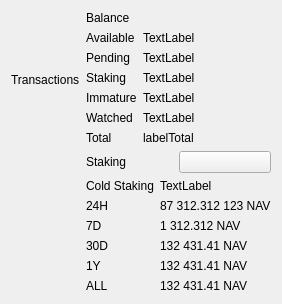
This is src/qt/forms/overviewpage.ui in navcoin/navcoin-core as Qt 5 draws it before an edit. The edited form follows.
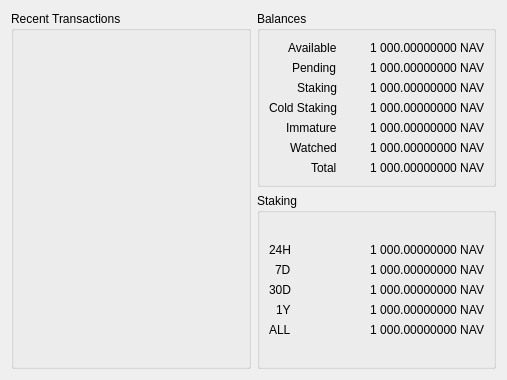
This is the edited form. Custom widgets are drawn as their Qt base class.

Commit message: Overview page layout changes

```diff
--- a/src/qt/forms/overviewpage.ui
+++ b/src/qt/forms/overviewpage.ui
@@ -2,83 +2,67 @@
 <ui version="4.0">
  <class>OverviewPage</class>
  <widget class="QWidget" name="OverviewPage">
+  <property name="geometry">
+   <rect>
+    <x>0</x>
+    <y>0</y>
+    <width>507</width>
+    <height>380</height>
+   </rect>
+  </property>
   <property name="windowTitle">
    <string>Form</string>
   </property>
-  <layout class="QHBoxLayout" name="">
-   <property name="alignment">
-    <set>Qt::AlignCenter|Qt::AlignTop</set>
-   </property>
+  <layout class="QHBoxLayout">
    <property name="sizeConstraint">
     <enum>QLayout::SetMinimumSize</enum>
    </property>
    <item>
+    <widget class="QGroupBox" name="transactionsGroup">
+     <property name="title">
+      <string>Recent Transactions</string>
+     </property>
     <layout class="QVBoxLayout" name="transactionsLayout">
      <item>
-      <widget class="QLabel" name="transactionsTitle">
-       <property name="text">
-        <string>Transactions</string>
-       </property>
-      </widget>
-     </item>
-     <item>
-      <widget class="ListView" name="listTransactions" native="true">
-      </widget>
-     </item>
-    </layout>
+       <widget class="ListView" name="listTransactions" native="true"/>
+      </item>
+     </layout>
+    </widget>
    </item>
    <item>
-    <layout class="QVBoxLayout" name="verticalLayout_2">
-     <property name="alignment">
-      <set>Qt::AlignCenter|Qt::AlignTop</set>
-     </property>
+    <layout class="QVBoxLayout" name="balancesStakesLayout">
      <property name="sizeConstraint">
       <enum>QLayout::SetNoConstraint</enum>
      </property>
      <item>
-      <layout class="QHBoxLayout" name="horizontalLayout_3">
-       <property name="spacing">
-        <number>0</number>
+      <widget class="QGroupBox" name="balancesGroup">
+       <property name="title">
+        <string>Balances</string>
        </property>
-       <item>
-        <widget class="QLabel" name="label_4">
-         <property name="text">
-          <string>Balance</string>
-         </property>
-        </widget>
-       </item>
-      </layout>
-     </item>
-     <item>
-      <layout class="QHBoxLayout" name="horizontalLayout_4">
-       <item>
         <layout class="QFormLayout" name="formLayout">
          <property name="sizeConstraint">
           <enum>QLayout::SetNoConstraint</enum>
          </property>
          <property name="labelAlignment">
-          <set>Qt::AlignLeft|Qt::AlignVCenter</set>
-         </property>
-         <property name="verticalSpacing">
-          <number>6</number>
+         <set>Qt::AlignRight|Qt::AlignTrailing|Qt::AlignVCenter</set>
+        </property>
+        <property name="formAlignment">
+         <set>Qt::AlignRight|Qt::AlignTrailing|Qt::AlignVCenter</set>
          </property>
          <item row="0" column="0">
           <widget class="QLabel" name="label_5">
            <property name="text">
             <string>Available</string>
            </property>
-           <property name="alignment">
-            <set>Qt::AlignLeft|Qt::AlignVCenter</set>
-           </property>
           </widget>
          </item>
          <item row="0" column="1">
           <widget class="QLabel" name="labelBalance">
            <property name="text">
-            <string>TextLabel</string>
+           <string>1 000.00000000 NAV</string>
            </property>
            <property name="alignment">
-            <set>Qt::AlignLeft|Qt::AlignVCenter</set>
+           <set>Qt::AlignRight|Qt::AlignTrailing|Qt::AlignVCenter</set>
            </property>
           </widget>
          </item>
@@ -87,253 +71,205 @@
            <property name="text">
             <string>Pending</string>
            </property>
-           <property name="alignment">
-            <set>Qt::AlignLeft|Qt::AlignVCenter</set>
-           </property>
           </widget>
          </item>
          <item row="1" column="1">
           <widget class="QLabel" name="labelUnconfirmed">
            <property name="text">
-            <string>TextLabel</string>
+           <string>1 000.00000000 NAV</string>
            </property>
            <property name="alignment">
-            <set>Qt::AlignLeft|Qt::AlignVCenter</set>
+           <set>Qt::AlignRight|Qt::AlignTrailing|Qt::AlignVCenter</set>
+          </property>
+         </widget>
+        </item>
+        <item row="2" column="0">
+         <widget class="QLabel" name="labelStakingText">
+          <property name="text">
+           <string>Staking</string>
+          </property>
+         </widget>
+        </item>
+        <item row="2" column="1">
+         <widget class="QLabel" name="labelStaking">
+          <property name="text">
+           <string>1 000.00000000 NAV</string>
+          </property>
+          <property name="alignment">
+           <set>Qt::AlignRight|Qt::AlignTrailing|Qt::AlignVCenter</set>
            </property>
           </widget>
          </item>
          <item row="3" column="0">
+         <widget class="QLabel" name="labelColdStakingText">
+          <property name="text">
+           <string>Cold Staking</string>
+          </property>
+         </widget>
+        </item>
+        <item row="3" column="1">
+         <widget class="QLabel" name="labelColdStaking">
+          <property name="text">
+           <string>1 000.00000000 NAV</string>
+          </property>
+          <property name="alignment">
+           <set>Qt::AlignRight|Qt::AlignTrailing|Qt::AlignVCenter</set>
+          </property>
+         </widget>
+        </item>
+        <item row="4" column="0">
           <widget class="QLabel" name="labelImmatureText">
            <property name="text">
             <string>Immature</string>
            </property>
-           <property name="alignment">
-            <set>Qt::AlignLeft|Qt::AlignVCenter</set>
-           </property>
-          </widget>
-         </item>
-         <item row="3" column="1">
+         </widget>
+        </item>
+        <item row="4" column="1">
           <widget class="QLabel" name="labelImmature">
            <property name="text">
-            <string>TextLabel</string>
+           <string>1 000.00000000 NAV</string>
            </property>
            <property name="alignment">
-            <set>Qt::AlignLeft|Qt::AlignVCenter</set>
+           <set>Qt::AlignRight|Qt::AlignTrailing|Qt::AlignVCenter</set>
            </property>
           </widget>
          </item>
-         <item row="4" column="1">
-          <widget class="QLabel" name="labelWatchedBalance">
-           <property name="text">
-            <string>TextLabel</string>
-           </property>
-           <property name="alignment">
-            <set>Qt::AlignLeft|Qt::AlignVCenter</set>
-           </property>
-          </widget>
-         </item>
-         <item row="4" column="0">
+        <item row="5" column="0">
           <widget class="QLabel" name="labelWatchedBalanceText">
            <property name="text">
             <string>Watched</string>
            </property>
-           <property name="alignment">
-            <set>Qt::AlignLeft|Qt::AlignVCenter</set>
-           </property>
-          </widget>
-         </item>
-         <item row="2" column="1">
-          <widget class="QLabel" name="labelStaking">
-           <property name="text">
-            <string>TextLabel</string>
-           </property>
-           <property name="alignment">
-            <set>Qt::AlignLeft|Qt::AlignVCenter</set>
-           </property>
-          </widget>
-         </item>
-         <item row="2" column="0">
-          <widget class="QLabel" name="labelStakingText">
-           <property name="text">
-            <string>Staking</string>
-           </property>
-           <property name="alignment">
-            <set>Qt::AlignLeft|Qt::AlignVCenter</set>
-           </property>
           </widget>
          </item>
          <item row="5" column="1">
-          <widget class="QLabel" name="labelTotal">
+         <widget class="QLabel" name="labelWatchedBalance">
            <property name="text">
-            <string>labelTotal</string>
+           <string>1 000.00000000 NAV</string>
            </property>
            <property name="alignment">
-            <set>Qt::AlignLeft|Qt::AlignVCenter</set>
+           <set>Qt::AlignRight|Qt::AlignTrailing|Qt::AlignVCenter</set>
            </property>
           </widget>
          </item>
-         <item row="5" column="0">
-          <widget class="QLabel" name="label_8">
+        <item row="6" column="0">
+         <widget class="QLabel" name="labelTotalText">
            <property name="text">
             <string>Total</string>
            </property>
-           <property name="alignment">
-            <set>Qt::AlignLeft|Qt::AlignVCenter</set>
-           </property>
-          </widget>
-         </item>
-        </layout>
-       </item>
-      </layout>
-     </item>
-     <item>
-      <layout class="QHBoxLayout" name="horizontalLayout_7">
-       <property name="spacing">
-        <number>0</number>
-       </property>
-       <item>
-        <widget class="QLabel" name="label_11">
+         </widget>
+        </item>
+        <item row="6" column="1">
+         <widget class="QLabel" name="labelTotal">
          <property name="text">
+           <string>1 000.00000000 NAV</string>
+          </property>
+          <property name="alignment">
+           <set>Qt::AlignRight|Qt::AlignTrailing|Qt::AlignVCenter</set>
+          </property>
+         </widget>
+        </item>
+       </layout>
+      </widget>
+     </item>
+     <item>
+      <widget class="QGroupBox" name="stakingGroup">
+       <property name="title">
           <string>Staking</string>
          </property>
-         <property name="alignment">
-          <set>Qt::AlignLeft|Qt::AlignVCenter</set>
-         </property>
-        </widget>
-       </item>
-       <item>
-        <widget class="QPushButton" name="unlockStakingButton">
-         <property name="text">
-          <string/>
-         </property>
-        </widget>
-       </item>
-      </layout>
-     </item>
-     <item>
-      <layout class="QHBoxLayout" name="horizontalLayout_6">
-       <item>
         <layout class="QFormLayout" name="formLayout_2">
          <property name="labelAlignment">
-          <set>Qt::AlignLeft|Qt::AlignVCenter</set>
-         </property>
-         <item row="1" column="0">
-          <widget class="QLabel" name="labelColdStakingText">
-           <property name="text">
-            <string>Cold Staking</string>
-           </property>
-          </widget>
-         </item>
-         <item row="1" column="1">
-          <widget class="QLabel" name="labelColdStaking">
-           <property name="text">
-            <string>TextLabel</string>
-           </property>
-          </widget>
-         </item>
+         <set>Qt::AlignRight|Qt::AlignTrailing|Qt::AlignVCenter</set>
+        </property>
+        <property name="formAlignment">
+         <set>Qt::AlignRight|Qt::AlignTrailing|Qt::AlignVCenter</set>
+        </property>
          <item row="2" column="0">
-          <widget class="QLabel" name="label_10">
-           <property name="text">
-            <string>24H</string>
-           </property>
-           <property name="alignment">
-            <set>Qt::AlignLeft|Qt::AlignVCenter</set>
-           </property>
-          </widget>
-         </item>
-         <item row="2" column="1">
-          <widget class="QLabel" name="label24hStakingStats">
-           <property name="text">
-            <string>87 312.312 123 NAV</string>
-           </property>
-           <property name="alignment">
-            <set>Qt::AlignLeft|Qt::AlignVCenter</set>
-           </property>
-          </widget>
-         </item>
-         <item row="3" column="0">
-          <widget class="QLabel" name="label_13">
+         <widget class="QLabel" name="label7dStakingStatsText">
            <property name="text">
             <string>7D</string>
            </property>
-           <property name="alignment">
-            <set>Qt::AlignLeft|Qt::AlignVCenter</set>
-           </property>
-          </widget>
-         </item>
-         <item row="3" column="1">
+         </widget>
+        </item>
+        <item row="2" column="1">
           <widget class="QLabel" name="label7dStakingStats">
            <property name="text">
-            <string>1 312.312 NAV</string>
+           <string>1 000.00000000 NAV</string>
            </property>
            <property name="alignment">
-            <set>Qt::AlignLeft|Qt::AlignVCenter</set>
+           <set>Qt::AlignRight|Qt::AlignTrailing|Qt::AlignVCenter</set>
            </property>
           </widget>
          </item>
-         <item row="4" column="0">
-          <widget class="QLabel" name="label_15">
+        <item row="3" column="0">
+         <widget class="QLabel" name="label30dStakingStatsText">
            <property name="text">
             <string>30D</string>
            </property>
-           <property name="alignment">
-            <set>Qt::AlignLeft|Qt::AlignVCenter</set>
-           </property>
-          </widget>
-         </item>
-         <item row="4" column="1">
+         </widget>
+        </item>
+        <item row="3" column="1">
           <widget class="QLabel" name="label30dStakingStats">
            <property name="text">
-            <string>132 431.41 NAV</string>
+           <string>1 000.00000000 NAV</string>
            </property>
            <property name="alignment">
-            <set>Qt::AlignLeft|Qt::AlignVCenter</set>
+           <set>Qt::AlignRight|Qt::AlignTrailing|Qt::AlignVCenter</set>
            </property>
           </widget>
          </item>
-         <item row="5" column="0">
-          <widget class="QLabel" name="label_17">
+        <item row="4" column="0">
+         <widget class="QLabel" name="label1yStakingStatsText">
            <property name="text">
             <string>1Y</string>
            </property>
-           <property name="alignment">
-            <set>Qt::AlignLeft|Qt::AlignVCenter</set>
-           </property>
-          </widget>
-         </item>
-         <item row="5" column="1">
+         </widget>
+        </item>
+        <item row="4" column="1">
           <widget class="QLabel" name="label1yStakingStats">
            <property name="text">
-            <string>132 431.41 NAV</string>
+           <string>1 000.00000000 NAV</string>
            </property>
            <property name="alignment">
-            <set>Qt::AlignLeft|Qt::AlignVCenter</set>
+           <set>Qt::AlignRight|Qt::AlignTrailing|Qt::AlignVCenter</set>
            </property>
           </widget>
          </item>
-         <item row="6" column="0">
-          <widget class="QLabel" name="label_16">
+        <item row="5" column="0">
+         <widget class="QLabel" name="labelallStakingStatsText">
            <property name="text">
             <string>ALL</string>
            </property>
-           <property name="alignment">
-            <set>Qt::AlignLeft|Qt::AlignVCenter</set>
-           </property>
-          </widget>
-         </item>
-         <item row="6" column="1">
+         </widget>
+        </item>
+        <item row="5" column="1">
           <widget class="QLabel" name="labelallStakingStats">
            <property name="text">
-            <string>132 431.41 NAV</string>
+           <string>1 000.00000000 NAV</string>
            </property>
            <property name="alignment">
-            <set>Qt::AlignLeft|Qt::AlignVCenter</set>
+           <set>Qt::AlignRight|Qt::AlignTrailing|Qt::AlignVCenter</set>
            </property>
           </widget>
          </item>
-        </layout>
-       </item>
-      </layout>
+        <item row="1" column="0">
+         <widget class="QLabel" name="label24hStakingStatsText">
+          <property name="text">
+           <string>24H</string>
+          </property>
+         </widget>
+        </item>
+        <item row="1" column="1">
+         <widget class="QLabel" name="label24hStakingStats">
+          <property name="text">
+           <string>1 000.00000000 NAV</string>
+          </property>
+          <property name="alignment">
+           <set>Qt::AlignRight|Qt::AlignTrailing|Qt::AlignVCenter</set>
+          </property>
+         </widget>
+        </item>
+       </layout>
+      </widget>
      </item>
     </layout>
    </item>
```
Left out of the diff: 4 changed lines with no effect on the pictures. Lines whose indentation alone changed are shown as unchanged. The commit also changes 7 other files.
